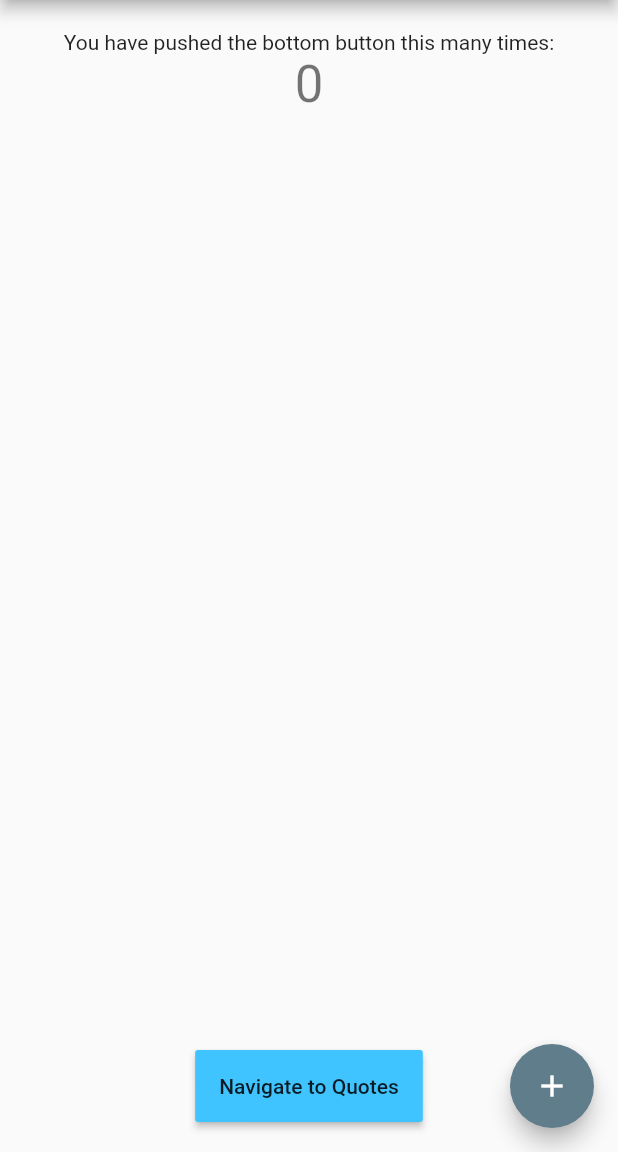
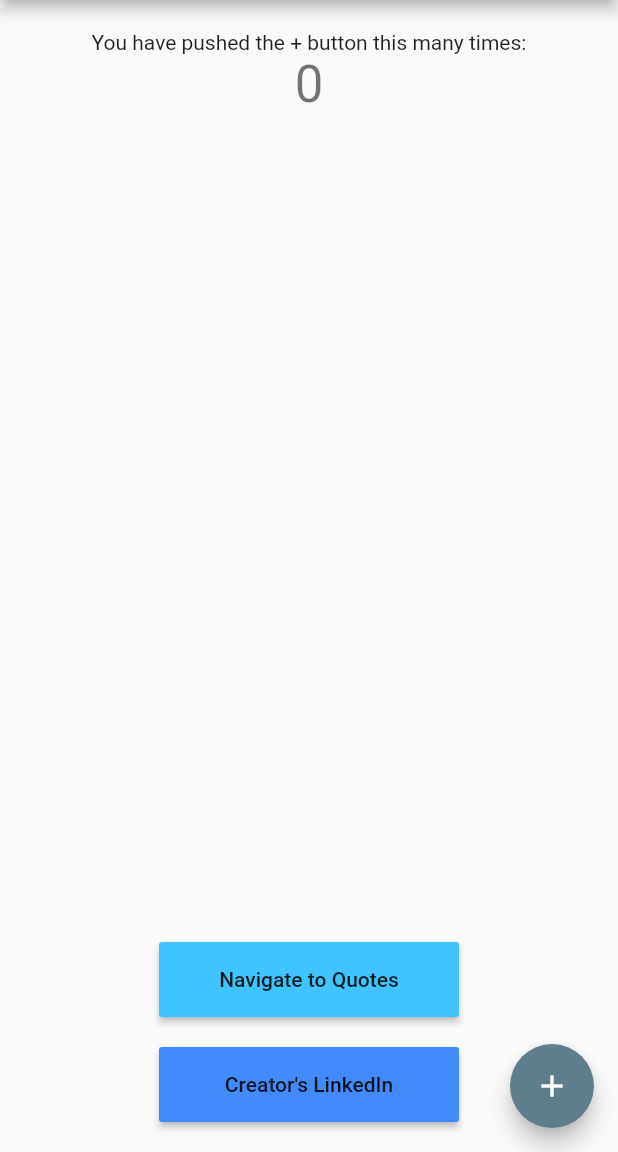
Before and after one commit to KristoferKSR/flutter-learning, a Flutter app: the screen it shows after launch, on a phone screen of 412 x 824 dp, the part 84-1236 px from its top. Run offline on Flutter 3.47's test engine with Material 2 defaults, Android fonts, the phone set to English and light mode, and no system bars; our stand-ins replace dio, go_router.

Commit message:
try url_launcher and sizedbox

```diff
--- a/lib/main.dart
+++ b/lib/main.dart
@@ -1,6 +1,7 @@
 import 'package:flutter/material.dart';
 import 'package:go_router/go_router.dart';
 import 'package:learning_app/quotes.dart';
+import 'package:url_launcher/url_launcher.dart';
 
 void main() {
   runApp(MyApp());
@@ -36,7 +37,7 @@ class MyApp extends StatelessWidget {
       GoRoute(
         path: '/',
         builder: (BuildContext context, GoRouterState state) =>
-            const MyHomePage(title: 'Learning stuff'),
+            MyHomePage(title: 'Learning stuff'),
       ),
       GoRoute(
         path: '/list',
@@ -48,7 +49,7 @@ class MyApp extends StatelessWidget {
 }
 
 class MyHomePage extends StatefulWidget {
-  const MyHomePage({Key? key, required this.title}) : super(key: key);
+  MyHomePage({Key? key, required this.title}) : super(key: key);
 
   // This widget is the home page of your application. It is stateful, meaning
   // that it has a State object (defined below) that contains fields that affect
@@ -60,6 +61,8 @@ class MyHomePage extends StatefulWidget {
   // always marked "final".
 
   final String title;
+  final Uri _url = Uri.parse(
+      'https://www.linkedin.com/in/kristofer-k%C3%A4osaar-609b52189/');
 
   @override
   State<MyHomePage> createState() => _MyHomePageState();
@@ -77,6 +80,11 @@ class _MyHomePageState extends State<MyHomePage> {
       // called again, and so nothing would appear to happen.
       _counter += 1;
     });
+  }
+
+  void _launchUrl() async {
+    if (!await launchUrl(widget._url, mode: LaunchMode.externalApplication))
+      throw 'Could not launch';
   }
 
   @override
@@ -117,7 +125,7 @@ class _MyHomePageState extends State<MyHomePage> {
               mainAxisAlignment: MainAxisAlignment.center,
               children: <Widget>[
                 const Text(
-                  'You have pushed the bottom button this many times:',
+                  'You have pushed the + button this many times:',
                 ),
                 Text(
                   '$_counter',
@@ -126,12 +134,27 @@ class _MyHomePageState extends State<MyHomePage> {
                 const Spacer(),
                 Align(
                     alignment: Alignment.bottomCenter,
-                    child: MaterialButton(
-                      onPressed: () => context.push('/list'),
-                      color: Colors.lightBlueAccent,
-                      padding: const EdgeInsets.all(16.0),
-                      child: const Text("Navigate to Quotes"),
-                    ))
+                    child: SizedBox(
+                        width: 200,
+                        height: 50,
+                        child: MaterialButton(
+                          onPressed: () => context.push('/list'),
+                          color: Colors.lightBlueAccent,
+                          padding: const EdgeInsets.all(16.0),
+                          child: const Text("Navigate to Quotes"),
+                        ))),
+                const SizedBox(height: 20.0),
+                Align(
+                    alignment: Alignment.bottomCenter,
+                    child: SizedBox(
+                        width: 200,
+                        height: 50,
+                        child: MaterialButton(
+                          onPressed: () => _launchUrl(),
+                          color: Colors.blueAccent,
+                          padding: const EdgeInsets.all(16.0),
+                          child: const Text("Creator's LinkedIn"),
+                        )))
               ],
             ),
           )),
--- a/pubspec.yaml
+++ b/pubspec.yaml
@@ -38,6 +38,7 @@ dependencies:
   json_annotation: ^4.5.0
   json_serializable: ^6.2.0
   go_router: ^3.1.1
+  url_launcher: ^6.1.3
 
 
 dev_dependencies:
```
Also changed, not shown: pubspec.lock, 6 other files.
